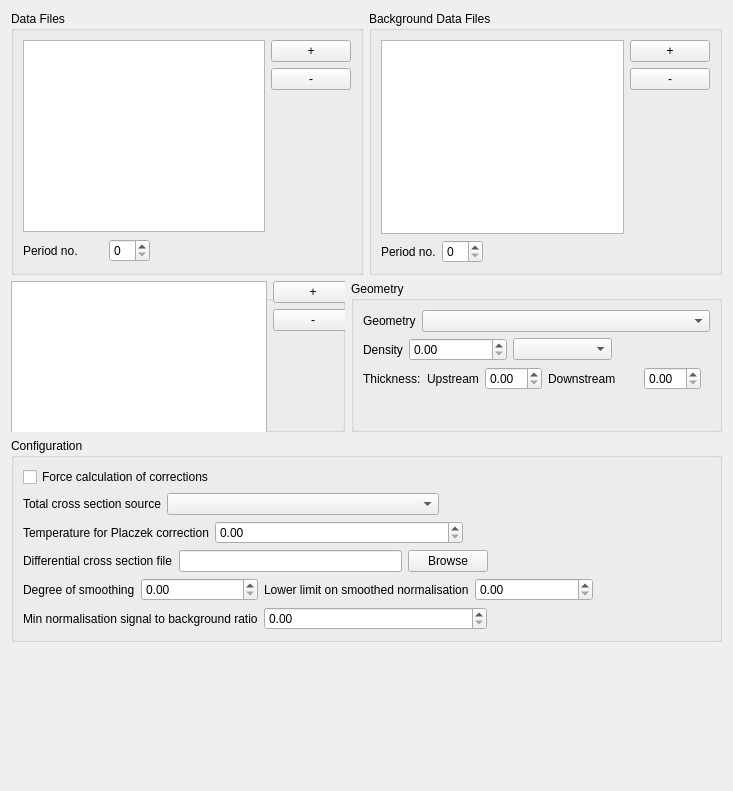
Above: src/gui/widgets/ui_files/normalisationWidget.ui from disorderedmaterials/GudPy before the change. Below: the same form after it.
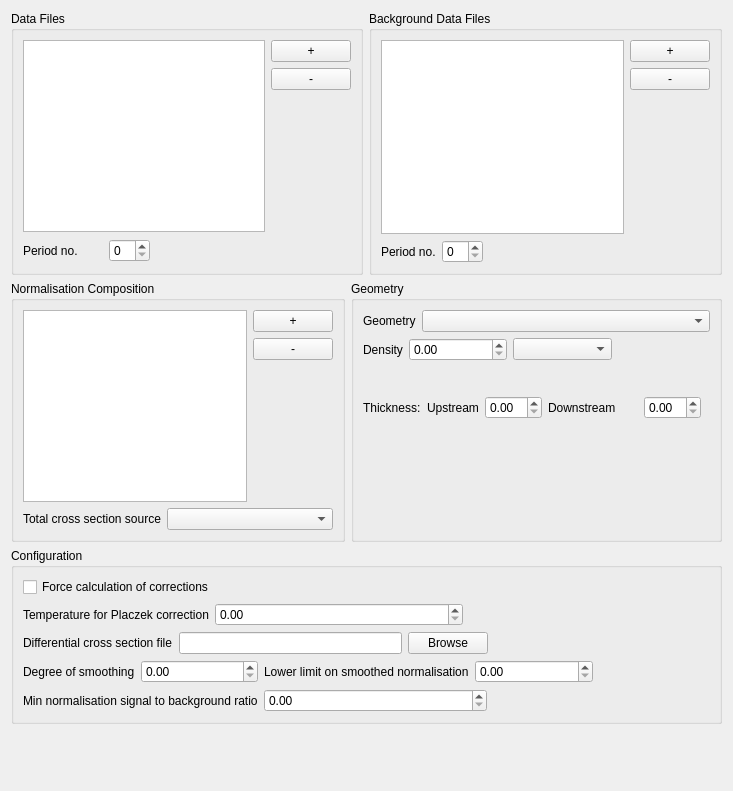
That is the form after the change. Custom widgets are drawn as their Qt base class.

Commit message: feat: move total cross section source to composition group box.

Diff of the .ui file:
```diff
--- a/src/gui/widgets/ui_files/normalisationWidget.ui
+++ b/src/gui/widgets/ui_files/normalisationWidget.ui
@@ -13,7 +13,7 @@
   <property name="windowTitle">
    <string>Form</string>
   </property>
-  <layout class="QVBoxLayout" name="verticalLayout_8">
+  <layout class="QVBoxLayout" name="verticalLayout_9">
    <item>
     <layout class="QHBoxLayout" name="horizontalLayout_7">
      <item>
@@ -259,7 +259,7 @@
     </layout>
    </item>
    <item>
-    <layout class="QHBoxLayout" name="horizontalLayout_16">
+    <layout class="QHBoxLayout" name="horizontalLayout_17">
      <item>
       <widget class="QGroupBox" name="sampleCompositionGroupBox">
        <property name="sizePolicy">
@@ -277,7 +277,8 @@
        <property name="title">
         <string>Normalisation Composition</string>
        </property>
-       <widget class="QWidget" name="">
+       <layout class="QVBoxLayout" name="verticalLayout_8">
+        <item>
         <layout class="QHBoxLayout" name="horizontalLayout_10">
          <item>
           <widget class="CompositionTable" name="normalisationCompositionTable">
@@ -360,7 +361,35 @@
           </layout>
          </item>
         </layout>
-       </widget>
+        </item>
+        <item>
+         <layout class="QHBoxLayout" name="horizontalLayout_16">
+          <item>
+           <widget class="QLabel" name="totalCrossSectionLabel">
+            <property name="text">
+             <string>Total cross section source</string>
+            </property>
+           </widget>
+          </item>
+          <item>
+           <widget class="QComboBox" name="totalCrossSectionComboBox">
+            <property name="sizePolicy">
+             <sizepolicy hsizetype="Expanding" vsizetype="Fixed">
+              <horstretch>0</horstretch>
+              <verstretch>0</verstretch>
+             </sizepolicy>
+            </property>
+            <property name="maximumSize">
+             <size>
+              <width>16777215</width>
+              <height>16777215</height>
+             </size>
+            </property>
+           </widget>
+          </item>
+         </layout>
+        </item>
+       </layout>
       </widget>
      </item>
      <item>
@@ -678,7 +707,7 @@
           <property name="sizeHint" stdset="0">
            <size>
             <width>20</width>
-            <height>30</height>
+            <height>62</height>
            </size>
           </property>
          </spacer>
@@ -710,46 +739,6 @@
         </property>
        </widget>
       </item>
-      <item>
-       <layout class="QHBoxLayout" name="horizontalLayout_15">
-        <item>
-         <widget class="QLabel" name="totalCrossSectionLabel">
-          <property name="text">
-           <string>Total cross section source</string>
-          </property>
-         </widget>
-        </item>
-        <item>
-         <widget class="QComboBox" name="totalCrossSectionComboBox">
-          <property name="sizePolicy">
-           <sizepolicy hsizetype="Expanding" vsizetype="Fixed">
-            <horstretch>0</horstretch>
-            <verstretch>0</verstretch>
-           </sizepolicy>
-          </property>
-          <property name="maximumSize">
-           <size>
-            <width>16777215</width>
-            <height>16777215</height>
-           </size>
-          </property>
-         </widget>
-        </item>
-        <item>
-         <spacer name="horizontalSpacer_5">
-          <property name="orientation">
-           <enum>Qt::Horizontal</enum>
-          </property>
-          <property name="sizeHint" stdset="0">
-           <size>
-            <width>40</width>
-            <height>20</height>
-           </size>
-          </property>
-         </spacer>
-        </item>
-       </layout>
-      </item>
       <item>
        <layout class="QHBoxLayout" name="horizontalLayout_14">
         <item>
```
Lines whose indentation alone changed are shown as unchanged.
